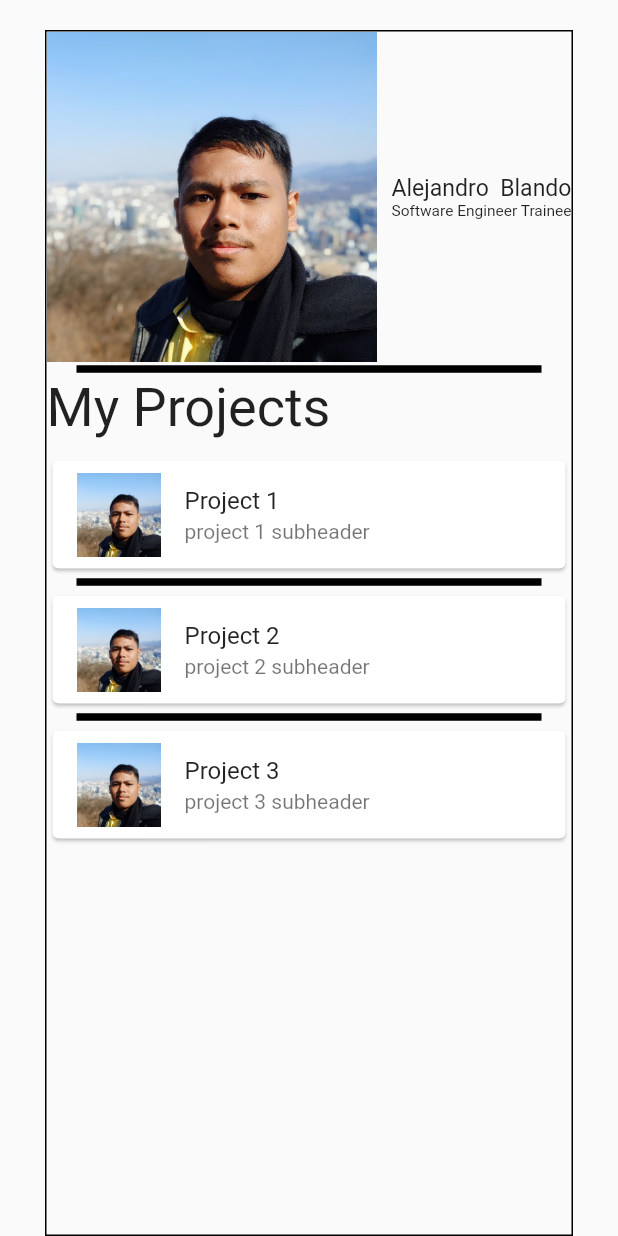
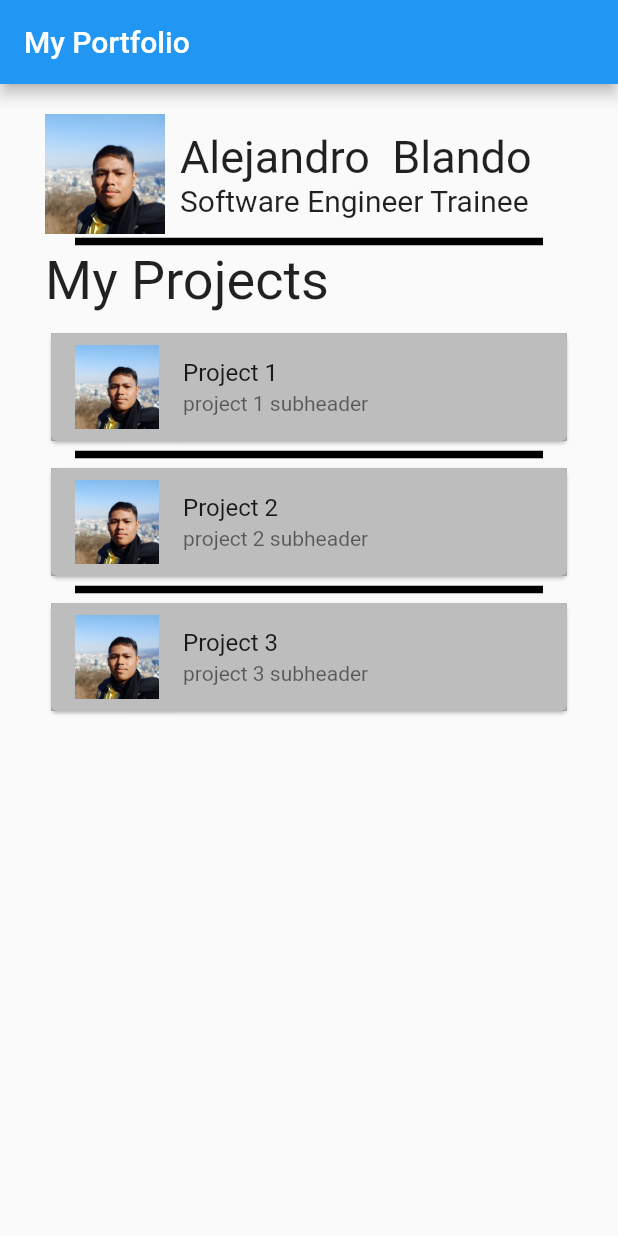
Before and after one commit to Almac2x/myPortfolio, a Flutter app: the screen it shows after launch, on a phone screen of 412 x 824 dp. Run offline on Flutter 3.47's test engine with Material 2 defaults, Android fonts, the phone set to English and light mode, and no system bars.

Commit message:
Weblayout Header module somewhat done. Needs minor modifications
Adding weblayout MyProject view and Projects view after this commit

```diff
--- a/lib/layouts/mobile_portrait.dart
+++ b/lib/layouts/mobile_portrait.dart
@@ -28,16 +28,16 @@ class _MobilePState extends State<MobileP> {
       height: height,
         width: width,
 
-        decoration: BoxDecoration(
+       /* decoration: BoxDecoration(
             border: Border.all(color: Colors.black),
 
-        ),
+        ),*/  //Just a border to look at my main contaier
       margin: EdgeInsets.only(top: 20,left: 30, right: 30), // margins for container
 
       child: Column(
         children: [
-          Header(myPortfolio: myPortfolio,),     // Header MOdule for Your Name
-           MyProjects(myPortfolio: myPortfolio,)  //add here My Projects Module
+          Header(myPortfolio: myPortfolio,),     // Header Module for Your Name
+          MyProjects(myPortfolio: myPortfolio,)  //add here My Projects Module
           //add here Name module
         ],
 
--- a/lib/layouts/web_layout.dart
+++ b/lib/layouts/web_layout.dart
@@ -1,15 +1,44 @@
 import 'package:flutter/material.dart';
+import 'package:my_portfolio/layouts/project.dart';
+import 'package:my_portfolio/modules/header_module.dart';
+import 'package:my_portfolio/modules/my_projects_module.dart';
+
+import '../my_portfolio.dart';
 
 class WebLayout extends StatefulWidget {
-  const WebLayout({Key? key}) : super(key: key);
+  late MyPortfolio myPortfolio;
+   WebLayout({Key? key, required this.myPortfolio}) : super(key: key);
 
   @override
-  _WebLayoutState createState() => _WebLayoutState();
+  _WebLayoutState createState() => _WebLayoutState(myPortfolio);
 }
 
 class _WebLayoutState extends State<WebLayout> {
+  late MyPortfolio myPortfolio;
+
+  _WebLayoutState(this.myPortfolio);
+
+
   @override
   Widget build(BuildContext context) {
-    return Container();
+    double height = MediaQuery.of(context).size.height;
+    double width = MediaQuery.of(context).size.width;
+    return Container(
+      height: height,
+      width: width,
+      margin: EdgeInsets.symmetric(vertical: 30,horizontal: 30),
+      child: Column(
+        children: [
+          Flexible(flex: 1,
+          child: Header(myPortfolio: myPortfolio,)),
+
+
+        ],
+      )
+
+
+
+
+    ); // End of whole COntainer for Web
   }
 }
--- a/lib/main.dart
+++ b/lib/main.dart
@@ -3,6 +3,7 @@ import 'package:flutter/foundation.dart';
 import 'package:flutter/material.dart';
 import 'package:my_portfolio/layouts/mobile_landscape.dart';
 import 'package:my_portfolio/layouts/mobile_portrait.dart';
+import 'package:my_portfolio/layouts/web_layout.dart';
 import 'package:my_portfolio/modules/header_module.dart';
 import 'my_portfolio.dart';
 
@@ -63,10 +64,10 @@ class _MyHomePageState extends State<MyHomePage> {
     bool isLandScaped = MediaQuery.of(context).orientation == Orientation.landscape;
 
     return Scaffold(
-      appBar: (!kIsWeb)?null:(isLandScaped)?null:AppBar( // edit this for
+      appBar: (kIsWeb)?null:(isLandScaped)?null:AppBar( // edit this for
         title: Text(title),
       ),
-      body: (true)?MobileP(myPortfolio: myPortfolio,): Container(color: Colors.red,)  // here add the layouts for the program // as of now mobile portrait muna
+      body: (kIsWeb)?WebLayout(myPortfolio: myPortfolio,):MobileP(myPortfolio: myPortfolio,)   // here add the layouts for the program // as of now mobile portrait muna
 
 
     );
--- a/lib/modules/header_module.dart
+++ b/lib/modules/header_module.dart
@@ -12,9 +12,14 @@ class Header extends StatelessWidget {
 
   @override
   Widget build(BuildContext context) {
-    late double imageWidth = (kIsWeb)? 80 : 220 ;
-    late double imageHeight = (kIsWeb)? 80 : 220;
+    late double imageWidth = (!kIsWeb)? 80 : 220 ; //double check please for mobile true or false
+    late double imageHeight = (!kIsWeb)? 80 : 220;
+
+    late double fontSizeYourName = (!kIsWeb)? 30 : 48;
+    late double fontSizePositon = (!kIsWeb)? 20 : 38;
     //make text font a variable for name and position
+
+
 
     return Container(
 
@@ -22,35 +27,54 @@ class Header extends StatelessWidget {
 
         children: [
           Row(
-            mainAxisAlignment: MainAxisAlignment.start,
-            textDirection: TextDirection.ltr , // here we can change where we ca nstart for web
+            mainAxisAlignment: MainAxisAlignment.start, //
+            textDirection: (kIsWeb)?TextDirection.rtl :TextDirection.ltr , // here we can change where we ca nstart for web
             // here change it for web alignment to end
+
             children: [
               Image.asset(myPortfolio.getImageLocation, height: imageHeight,width: imageWidth,),// add image here
+
                Expanded(// should be only insize a column or a row or flex ata; use t
 
                  child: Padding(
-                   padding: EdgeInsets.only(left:10 ),
+                   padding: EdgeInsets.only(
+                       left:(kIsWeb)?0:10,
+                        right:(kIsWeb)?20:0),
                    child: Column(
-                        mainAxisAlignment: MainAxisAlignment.start,
-                        crossAxisAlignment: CrossAxisAlignment.start,
+                        mainAxisAlignment: (kIsWeb)?MainAxisAlignment.end : MainAxisAlignment.start, // add here
+                        crossAxisAlignment: (kIsWeb)?CrossAxisAlignment.end : CrossAxisAlignment.start, // add here
                         children: [
-                          FittedBox(fit: BoxFit.contain,child: Text(myPortfolio.getFullName,style: TextStyle(fontSize:30),)), // text font will depend for web
-                          FittedBox(fit: BoxFit.contain, child: Text(myPortfolio.getMyPosition,style: TextStyle(fontSize:20) )),// text font will depend for web
+                          FittedBox(fit: BoxFit.contain,child: Text(myPortfolio.getFullName,style: TextStyle(fontSize:fontSizeYourName),)), // text font will depend for web
+
+                     if(kIsWeb)
+                       Divider(
+
+                         color: Colors.black,
+                         height: 5, // added 5 heigth because J is being covered by the divier
+                         thickness: 5,
+                         indent:(MediaQuery.of(context).size.width / 100) * (34.54/4)  , // set a minimum
+
+                       ),
+
+                          FittedBox(fit: BoxFit.contain, child: Text(myPortfolio.getMyPosition,style: TextStyle(fontSize:fontSizePositon) )),// text font will depend for web
 
                         ],
               ),
                  ),
                    ),
 
-            ],
+              if(kIsWeb) // My Portfolio for web only
+                     Expanded( child: IntrinsicHeight(child: Container(height: 220,alignment:Alignment.topLeft,child: FittedBox(fit: BoxFit.fitHeight,child: Text('My Portfolio',style: TextStyle(fontSize: 60),))))),
 
-          ),
+
+            ],),
            Divider(
+
             color: Colors.black,
-            height: 10,
+            height: (kIsWeb)?30:10,
             thickness: 5,
-             indent: 20,endIndent: 20,
+             indent:(kIsWeb)?  (MediaQuery.of(context).size.width / 100) * (34.54/4): 20,
+             endIndent: (kIsWeb)? (MediaQuery.of(context).size.width / 100) * (34.54/4): 20,
           )
 
 
--- a/lib/modules/my_projects_module.dart
+++ b/lib/modules/my_projects_module.dart
@@ -39,7 +39,7 @@ class _MyProjectsState extends State<MyProjects> {
 
         children: [
           Container(width: double.infinity,
-            margin: EdgeInsets.only(bottom: 10),
+            margin: EdgeInsets.only(bottom: 10), // margin for top between My Project
             alignment: Alignment.topLeft, // Makes my Project go left
             child: FittedBox( fit: BoxFit.scaleDown,
               child: Text('My Projects', style: TextStyle(fontSize: 36),)
@@ -59,6 +59,7 @@ class _MyProjectsState extends State<MyProjects> {
                           return  Column(
                             children:[ Card(
                               child: ListTile(
+                                tileColor: Colors.black26,
                                 title: Text(myPortfolio.getProjects[index].projectName.toString()),
                                 subtitle: Text(myPortfolio.getProjects[index].projectSubHeader.toString()),
                                 leading: Image.asset(myPortfolio.getImageLocation),
```
